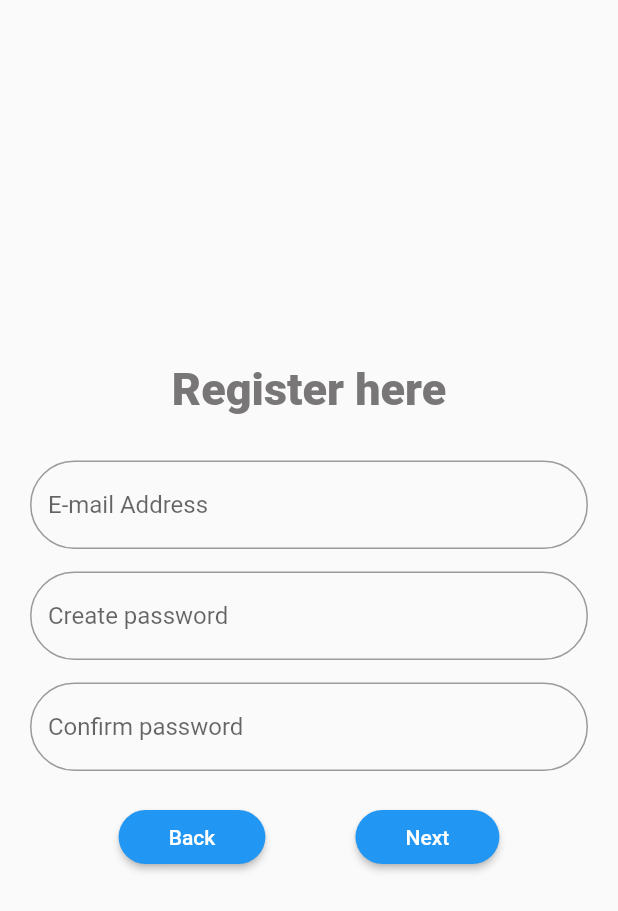
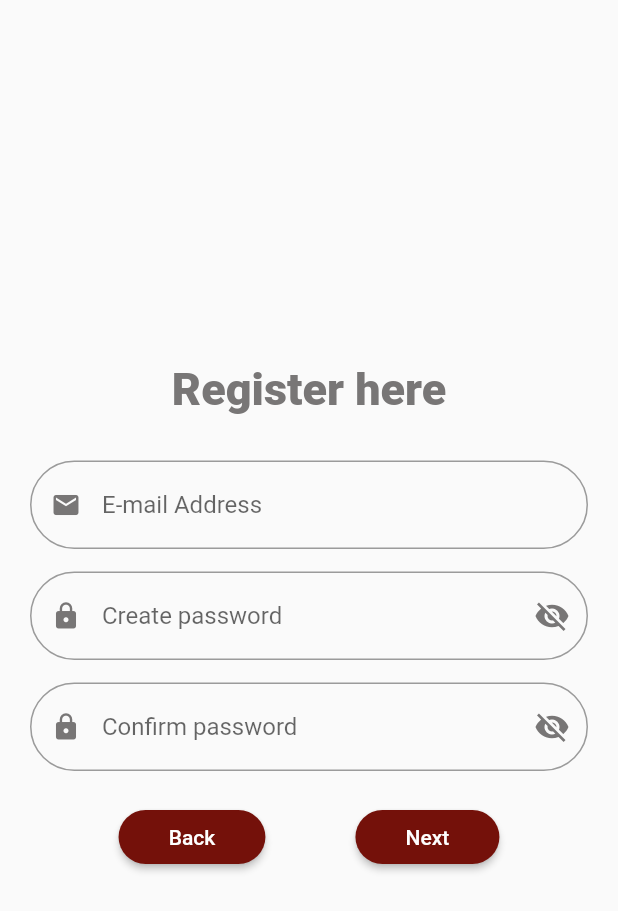
Before and after one commit to GaneshG-00/Blood_App, a Flutter app: the screen it shows after launch, after a tap on "Register Now", on a phone screen of 412 x 824 dp. Shown: the top 911 px of the screen. Run offline on Flutter 3.47's test engine with Material 2 defaults, Android fonts, the phone set to English and light mode, and no system bars; our stand-ins replace animated_text_kit, firebase_auth, firebase_core; accounts and stored records are empty; network calls fail.

Commit message:
Login and authentication final commit

```diff
--- a/bloodlink/lib/login.dart
+++ b/bloodlink/lib/login.dart
@@ -13,6 +13,9 @@ class Login extends StatefulWidget {
 class _LoginState extends State<Login> {
   TextEditingController _emailAddress = TextEditingController();
   TextEditingController _password = TextEditingController();
+  var errormessage = "";
+  bool _isvisible = false;
+  bool _passwordVisible = false;
   @override
   Widget build(BuildContext context) {
     return Scaffold(
@@ -48,7 +51,15 @@ class _LoginState extends State<Login> {
                           fontSize: 30,
                           fontWeight: FontWeight.w500),
                     ),
-                    const SizedBox(height: 60),
+                    const SizedBox(height: 10),
+                    Visibility(
+                      visible: _isvisible,
+                      child: Text(
+                        '$errormessage',
+                        style: TextStyle(color: Colors.red),
+                      ),
+                    ),
+                    const SizedBox(height: 30),
                     Padding(
                         padding: const EdgeInsets.only(left: 10, right: 10),
                         child: TextField(
@@ -56,7 +67,12 @@ class _LoginState extends State<Login> {
                           decoration: InputDecoration(
                               border: OutlineInputBorder(
                                   borderRadius: BorderRadius.circular(50)),
-                              hintText: 'E-mail Address'),
+                              hintText: 'E-mail Address',
+                              prefixIcon: const Icon(
+                                Icons.mail,
+                                color: Color.fromARGB(255, 120, 118, 118),
+                                size: 20,
+                              )),
                           style: const TextStyle(height: 1),
                         )),
                     const SizedBox(
@@ -66,12 +82,30 @@ class _LoginState extends State<Login> {
                       padding: const EdgeInsets.only(left: 10, right: 10),
                       child: TextField(
                         controller: _password,
+                        obscureText: !_passwordVisible,
                         decoration: InputDecoration(
-                          border: OutlineInputBorder(
-                            borderRadius: BorderRadius.circular(50),
-                          ),
-                          hintText: 'Password',
-                        ),
+                            border: OutlineInputBorder(
+                              borderRadius: BorderRadius.circular(50),
+                            ),
+                            prefixIcon: const Icon(
+                              Icons.lock,
+                              color: Color.fromARGB(255, 120, 118, 118),
+                              size: 20,
+                            ),
+                            hintText: 'Password',
+                            suffixIcon: IconButton(
+                                onPressed: () {
+                                  setState(() {
+                                    _passwordVisible = !_passwordVisible;
+                                  });
+                                },
+                                icon: Icon(
+                                  _passwordVisible
+                                      ? Icons.visibility
+                                      : Icons.visibility_off,
+                                  color:
+                                      const Color.fromARGB(255, 120, 118, 118),
+                                ))),
                         style: const TextStyle(height: 1),
                       ),
                     ),
@@ -86,12 +120,21 @@ class _LoginState extends State<Login> {
                                 password: _password.text)
                             .then((value) {
                           print('SignIn successfull');
-                          Navigator.push(
+                          Navigator.pushReplacement(
                               context,
                               MaterialPageRoute(
                                   builder: ((context) => const Home())));
                         }).onError((error, stackTrace) {
                           print("Error:${error.toString()}");
+                          setState(() {
+                            _isvisible = true;
+                          });
+                          Future.delayed(const Duration(milliseconds: 400), () {
+                            setState(() {
+                              _isvisible = false;
+                            });
+                          });
+                          errormessage = "E-mail or password Doesn't match";
                         });
                       },
                       style: ButtonStyle(
@@ -106,7 +149,10 @@ class _LoginState extends State<Login> {
                           ),
                         ),
                       ),
-                      child: const Text('Login'),
+                      child: const Text(
+                        'Login',
+                        style: TextStyle(fontSize: 17),
+                      ),
                     ),
                     const SizedBox(
                       height: 20,
--- a/bloodlink/lib/register.dart
+++ b/bloodlink/lib/register.dart
@@ -1,4 +1,5 @@
 import 'package:bloodlink/home.dart';
+import 'package:bloodlink/login.dart';
 import 'package:firebase_auth/firebase_auth.dart';
 import 'package:firebase_core/firebase_core.dart';
 import 'package:flutter/material.dart';
@@ -15,6 +16,10 @@ class _RegisterFirstState extends State<RegisterFirst> {
   TextEditingController _emailAddress = TextEditingController();
   TextEditingController _password1 = TextEditingController();
   TextEditingController _password2 = TextEditingController();
+  var errormessage = "";
+  bool _isvisible = false;
+  bool _passwordVisible1 = false;
+  bool _passwordVisible2 = false;
 
   @override
   Widget build(BuildContext context) {
@@ -37,6 +42,13 @@ class _RegisterFirstState extends State<RegisterFirst> {
                   const SizedBox(
                     height: 30,
                   ),
+                  Visibility(
+                    visible: _isvisible,
+                    child: Text(
+                      '$errormessage',
+                      style: TextStyle(color: Colors.red),
+                    ),
+                  ),
                   Padding(
                       padding: const EdgeInsets.only(left: 20, right: 20),
                       child: TextField(
@@ -44,7 +56,12 @@ class _RegisterFirstState extends State<RegisterFirst> {
                           decoration: InputDecoration(
                               border: OutlineInputBorder(
                                   borderRadius: BorderRadius.circular(50)),
-                              hintText: 'E-mail Address'))),
+                              hintText: 'E-mail Address',
+                              prefixIcon: const Icon(
+                                Icons.mail,
+                                color: Color.fromARGB(255, 120, 118, 118),
+                                size: 20,
+                              )))),
                   const SizedBox(
                     height: 15,
                   ),
@@ -52,19 +69,57 @@ class _RegisterFirstState extends State<RegisterFirst> {
                       padding: const EdgeInsets.only(left: 20, right: 20),
                       child: TextField(
                           controller: _password1,
+                          obscureText: !_passwordVisible1,
                           decoration: InputDecoration(
                               border: OutlineInputBorder(
                                   borderRadius: BorderRadius.circular(50)),
-                              hintText: 'Create password'))),
+                              hintText: 'Create password',
+                              prefixIcon: const Icon(
+                                Icons.lock,
+                                color: Color.fromARGB(255, 120, 118, 118),
+                                size: 20,
+                              ),
+                              suffixIcon: IconButton(
+                                  onPressed: () {
+                                    setState(() {
+                                      _passwordVisible1 = !_passwordVisible1;
+                                    });
+                                  },
+                                  icon: Icon(
+                                    _passwordVisible1
+                                        ? Icons.visibility
+                                        : Icons.visibility_off,
+                                    color: const Color.fromARGB(
+                                        255, 120, 118, 118),
+                                  ))))),
                   const SizedBox(height: 15),
                   Padding(
                       padding: const EdgeInsets.only(left: 20, right: 20),
                       child: TextField(
                           controller: _password2,
+                          obscureText: !_passwordVisible2,
                           decoration: InputDecoration(
                               border: OutlineInputBorder(
                                   borderRadius: BorderRadius.circular(50)),
-                              hintText: 'Confirm password'))),
+                              hintText: 'Confirm password',
+                              prefixIcon: const Icon(
+                                Icons.lock,
+                                color: Color.fromARGB(255, 120, 118, 118),
+                                size: 20,
+                              ),
+                              suffixIcon: IconButton(
+                                  onPressed: () {
+                                    setState(() {
+                                      _passwordVisible2 = !_passwordVisible2;
+                                    });
+                                  },
+                                  icon: Icon(
+                                    _passwordVisible2
+                                        ? Icons.visibility
+                                        : Icons.visibility_off,
+                                    color: const Color.fromARGB(
+                                        255, 120, 118, 118),
+                                  ))))),
                   const SizedBox(
                     height: 20,
                   ),
@@ -72,8 +127,15 @@ class _RegisterFirstState extends State<RegisterFirst> {
                     mainAxisAlignment: MainAxisAlignment.center,
                     children: [
                       ElevatedButton(
-                          onPressed: () {},
+                          onPressed: () {
+                            Navigator.pushReplacement(
+                                context,
+                                MaterialPageRoute(
+                                    builder: ((context) => const Login())));
+                          },
                           style: ButtonStyle(
+                              backgroundColor: MaterialStateProperty.all<Color>(
+                                  const Color.fromARGB(255, 116, 17, 10)),
                               shape: MaterialStateProperty.all(
                                   RoundedRectangleBorder(
                                       borderRadius:
@@ -89,7 +151,7 @@ class _RegisterFirstState extends State<RegisterFirst> {
                                       password: _password2.text)
                                   .then((value) {
                                 print("SignUp Successfull");
-                                Navigator.push(
+                                Navigator.pushReplacement(
                                     context,
                                     MaterialPageRoute(
                                         builder: ((context) =>
@@ -97,11 +159,22 @@ class _RegisterFirstState extends State<RegisterFirst> {
                               }).onError((error, stackTrace) {
                                 print("Error SignUp:${error.toString()}");
                               });
-                            } else{
-                              print("Password Doesn't Match");
+                            } else if (_password1.text != _password2.text) {
+                              setState(() {
+                                _isvisible = true;
+                              });
+                              Future.delayed(const Duration(milliseconds: 400),
+                                  () {
+                                setState(() {
+                                  _isvisible = false;
+                                });
+                              });
+                              errormessage = "Passwords Doesn't Match";
                             }
                           },
                           style: ButtonStyle(
+                              backgroundColor: MaterialStateProperty.all<Color>(
+                                  const Color.fromARGB(255, 116, 17, 10)),
                               shape: MaterialStateProperty.all(
                                   RoundedRectangleBorder(
                                       borderRadius:
@@ -334,7 +407,7 @@ class _RegisterSecondState extends State<RegisterSecond> {
                   ),
                   ElevatedButton(
                     onPressed: () {
-                      Navigator.push(
+                      Navigator.pushReplacement(
                           context,
                           MaterialPageRoute(
                               builder: ((context) => const Home())));
```
